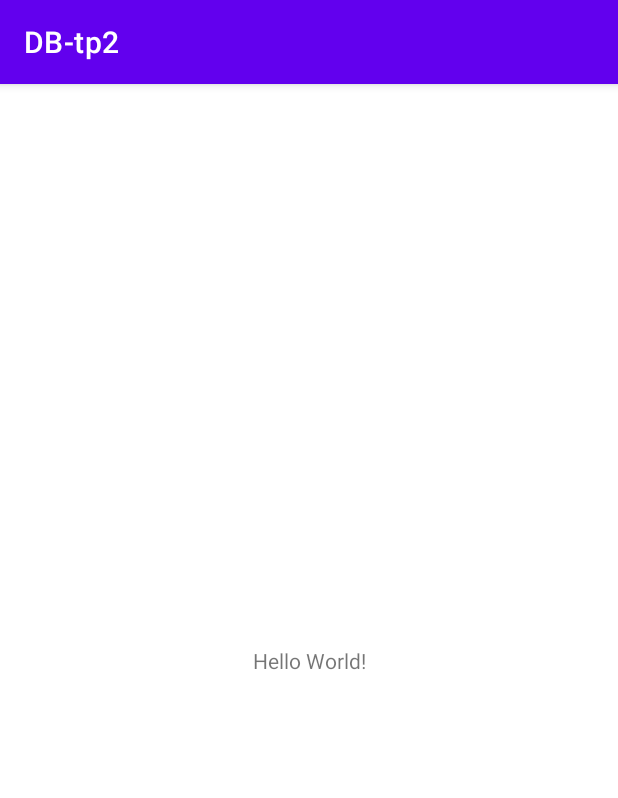
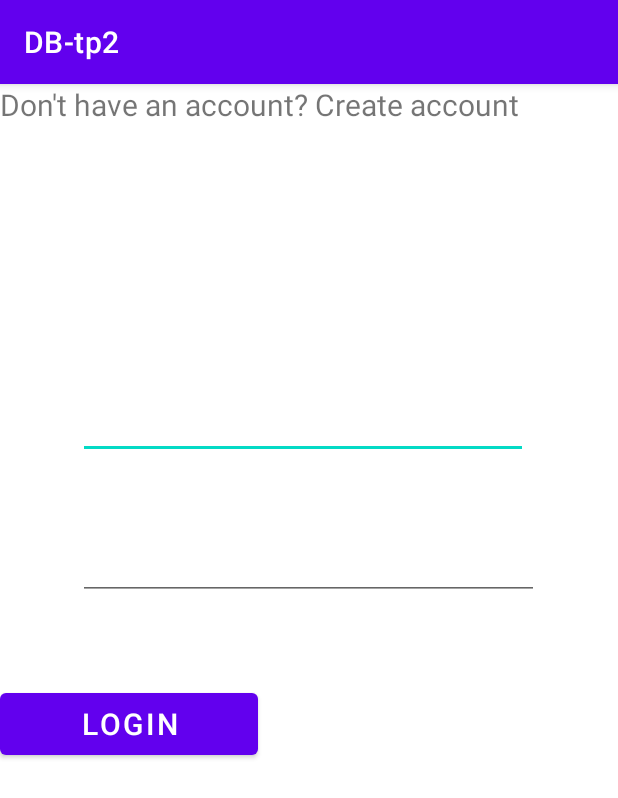
Before and after one commit to cours420Om/5j6_travailpratique2-wisalahmadi, an Android app: the screen it shows after launch (MainActivity), on a phone screen of 412 x 824 dp. Shown: the top 798 px of the screen. Run offline under Robolectric (Android 15) with nearby library versions, the phone set to English and light mode, and no system bars.

Commit message:
Creation des activités + codage de l'interface main activity

```diff
--- /dev/null
+++ b/app/src/main/java/com/example/db_tp2/Utilisateur.java
@@ -0,0 +1,4 @@
+package com.example.db_tp2;
+
+public class Utilisateur {
+}
--- a/app/src/main/res/layout/activity_main.xml
+++ b/app/src/main/res/layout/activity_main.xml
@@ -6,13 +6,46 @@
     android:layout_height="match_parent"
     tools:context=".MainActivity">
 
-    <TextView
-        android:layout_width="wrap_content"
-        android:layout_height="wrap_content"
-        android:text="Hello World!"
-        app:layout_constraintBottom_toBottomOf="parent"
-        app:layout_constraintEnd_toEndOf="parent"
+    <EditText
+        android:id="@+id/et_email"
+        android:layout_width="300dp"
+        android:layout_height="62dp"
+        android:layout_marginStart="52dp"
+        android:layout_marginTop="188dp"
+        android:ems="10"
+        android:inputType="textEmailAddress"
+        android:textSize="20sp"
         app:layout_constraintStart_toStartOf="parent"
         app:layout_constraintTop_toTopOf="parent" />
 
+    <EditText
+        android:id="@+id/et_password"
+        android:layout_width="307dp"
+        android:layout_height="54dp"
+        android:layout_marginStart="52dp"
+        android:layout_marginTop="40dp"
+        android:ems="10"
+        android:inputType="textPassword"
+        android:textSize="20sp"
+        app:layout_constraintStart_toStartOf="parent"
+        app:layout_constraintTop_toBottomOf="@+id/et_email" />
+
+    <Button
+        android:id="@+id/btn_login"
+        android:layout_width="172dp"
+        android:layout_height="53dp"
+        android:layout_marginTop="56dp"
+        android:text="login"
+        android:textSize="20sp"
+        app:layout_constraintTop_toBottomOf="@+id/et_password"
+        tools:layout_editor_absoluteX="119dp" />
+
+    <TextView
+        android:id="@+id/tv_inscription"
+        android:layout_width="wrap_content"
+        android:layout_height="wrap_content"
+        android:text="Don't have an account? Create account"
+        android:textSize="20sp"
+        tools:layout_editor_absoluteX="48dp"
+        tools:layout_editor_absoluteY="498dp" />
 </androidx.constraintlayout.widget.ConstraintLayout>
```
Also changed, not shown: app/src/main/AndroidManifest.xml (+9 -0 lines), app/src/main/java/com/example/db_tp2/ActivityGestionBd.java (added, +14 -0 lines), app/src/main/java/com/example/db_tp2/ActivityGestionProfilDeconnexion.java (added, +14 -0 lines), app/src/main/java/com/example/db_tp2/ActivityInscription.java (added, +14 -0 lines), app/src/main/res/layout/activity_gestion_bd.xml (added, +9 -0 lines), app/src/main/res/layout/activity_gestion_profil_deconnexion.xml (added, +9 -0 lines), app/src/main/res/layout/activity_inscription.xml (added, +9 -0 lines).
